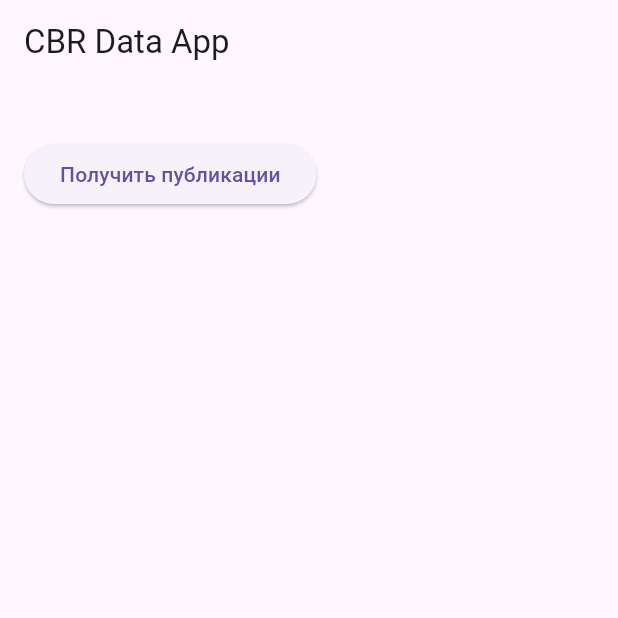
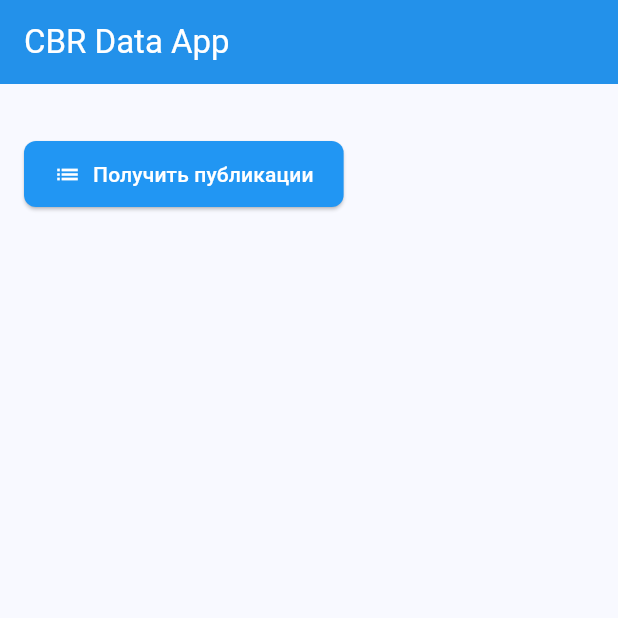
Before and after one commit to J4mes0n-04/cbr_data_app, a Flutter app: the screen it shows after launch, on a phone screen of 412 x 824 dp, the top half of it. Run offline on Flutter 3.47's test engine with Material 3 defaults, Android fonts, the phone set to English and light mode, and no system bars; our stand-ins replace flutter_riverpod; missing offline and left inert: mockito; statements that could not run were skipped.

Commit message:
Improve UI design with modern theme, cards, icons and Russian localization

```diff
--- a/lib/main.dart
+++ b/lib/main.dart
@@ -13,7 +13,39 @@ class MyApp extends StatelessWidget {
   Widget build(BuildContext context) {
     return MaterialApp(
       title: 'CBR Data App',
-      theme: ThemeData(primarySwatch: Colors.blue),
+      theme: ThemeData(
+        useMaterial3: true,
+        colorScheme: ColorScheme.fromSeed(
+          seedColor: Colors.blue,
+          brightness: Brightness.light,
+        ),
+        appBarTheme: const AppBarTheme(
+          backgroundColor: Colors.blue,
+          foregroundColor: Colors.white,
+          elevation: 4,
+        ),
+        elevatedButtonTheme: ElevatedButtonThemeData(
+          style: ElevatedButton.styleFrom(
+            backgroundColor: Colors.blue,
+            foregroundColor: Colors.white,
+            padding: const EdgeInsets.symmetric(horizontal: 20, vertical: 12),
+            shape: RoundedRectangleBorder(
+              borderRadius: BorderRadius.circular(8),
+            ),
+          ),
+        ),
+        cardTheme: CardTheme(
+          elevation: 4,
+          margin: const EdgeInsets.symmetric(vertical: 8),
+          shape: RoundedRectangleBorder(
+            borderRadius: BorderRadius.circular(12),
+          ),
+        ),
+        dataTableTheme: const DataTableThemeData(
+          headingRowColor: MaterialStatePropertyAll(Colors.blueGrey),
+          headingTextStyle: TextStyle(color: Colors.white, fontWeight: FontWeight.bold),
+        ),
+      ),
       home: const HomePage(),
     );
   }
--- a/lib/presentation/pages/home_page.dart
+++ b/lib/presentation/pages/home_page.dart
@@ -49,24 +49,27 @@ class _HomePageState extends ConsumerState<HomePage> {
             if (errorMessage != null)
               Text('Ошибка: $errorMessage', style: const TextStyle(color: Colors.red)),
             const SizedBox(height: 20),
-            ElevatedButton(
+            ElevatedButton.icon(
               onPressed: () => _getCategories(repository),
-              child: const Text('Получить публикации'),
+              icon: const Icon(Icons.list),
+              label: const Text('Получить публикации'),
             ),
             if (categories != null) _buildCategoriesList(),
             const SizedBox(height: 20),
             if (selectedPublicationId != null) ...[
-              ElevatedButton(
+              ElevatedButton.icon(
                 onPressed: () => _getDatasets(repository, selectedPublicationId!),
-                child: const Text('Получить датасеты'),
+                icon: const Icon(Icons.table_chart),
+                label: const Text('Получить датасеты'),
               ),
               if (datasets != null) _buildDatasetsList(),
             ],
             const SizedBox(height: 20),
             if (selectedDatasetId != null) ...[
-              ElevatedButton(
+              ElevatedButton.icon(
                 onPressed: () => _getYears(repository, selectedDatasetId!),
-                child: const Text('Получить годы'),
+                icon: const Icon(Icons.calendar_today),
+                label: const Text('Получить годы'),
               ),
               if (yearsResponse != null) _buildYearsInfo(),
             ],
@@ -92,9 +95,10 @@ class _HomePageState extends ConsumerState<HomePage> {
                   });
                 },
               ),
-              ElevatedButton(
+              ElevatedButton.icon(
                 onPressed: () => _getData(repository),
-                child: const Text('Получить данные'),
+                icon: const Icon(Icons.download),
+                label: const Text('Получить данные'),
               ),
               if (dataResponse != null) _buildDataInfo(),
             ],
@@ -200,10 +204,14 @@ class _HomePageState extends ConsumerState<HomePage> {
   }
 
   Widget _buildCategoriesList() {
-    return Column(
+    return Card(
+      child: Padding(
+        padding: const EdgeInsets.all(16.0),
+        child: Column(
           crossAxisAlignment: CrossAxisAlignment.start,
           children: [
-        const Text('Публикации:', style: TextStyle(fontWeight: FontWeight.bold)),
+            const Text('Публикации:', style: TextStyle(fontWeight: FontWeight.bold, fontSize: 18)),
+            const SizedBox(height: 10),
             DataTable(
               columns: const [
                 DataColumn(label: Text('ID')),
@@ -229,14 +237,20 @@ class _HomePageState extends ConsumerState<HomePage> {
               )).toList(),
             ),
           ],
+        ),
+      ),
     );
   }
 
   Widget _buildDatasetsList() {
-    return Column(
+    return Card(
+      child: Padding(
+        padding: const EdgeInsets.all(16.0),
+        child: Column(
           crossAxisAlignment: CrossAxisAlignment.start,
           children: [
-        const Text('Датасеты:', style: TextStyle(fontWeight: FontWeight.bold)),
+            const Text('Датасеты:', style: TextStyle(fontWeight: FontWeight.bold, fontSize: 18)),
+            const SizedBox(height: 10),
             DataTable(
               columns: const [
                 DataColumn(label: Text('ID')),
@@ -263,25 +277,37 @@ class _HomePageState extends ConsumerState<HomePage> {
               )).toList(),
             ),
           ],
+        ),
+      ),
     );
   }
 
   Widget _buildYearsInfo() {
-    return Column(
+    return Card(
+      child: Padding(
+        padding: const EdgeInsets.all(16.0),
+        child: Column(
           crossAxisAlignment: CrossAxisAlignment.start,
           children: [
-        const Text('Годы:', style: TextStyle(fontWeight: FontWeight.bold)),
+            const Text('Годы:', style: TextStyle(fontWeight: FontWeight.bold, fontSize: 18)),
+            const SizedBox(height: 10),
             Text('От: ${yearsResponse!.minYear}'),
             Text('До: ${yearsResponse!.maxYear}'),
           ],
+        ),
+      ),
     );
   }
 
   Widget _buildDataInfo() {
-    return Column(
+    return Card(
+      child: Padding(
+        padding: const EdgeInsets.all(16.0),
+        child: Column(
           crossAxisAlignment: CrossAxisAlignment.start,
           children: [
-        const Text('Данные:', style: TextStyle(fontWeight: FontWeight.bold)),
+            const Text('Данные:', style: TextStyle(fontWeight: FontWeight.bold, fontSize: 18)),
+            const SizedBox(height: 10),
             Text('Количество записей: ${dataResponse!.rawData.length}'),
             if (dataResponse!.rawData.isNotEmpty)
               DataTable(
@@ -297,6 +323,8 @@ class _HomePageState extends ConsumerState<HomePage> {
                 )).toList(),
               ),
           ],
+        ),
+      ),
     );
   }
 }
```
Lines whose indentation alone changed are shown as unchanged.
